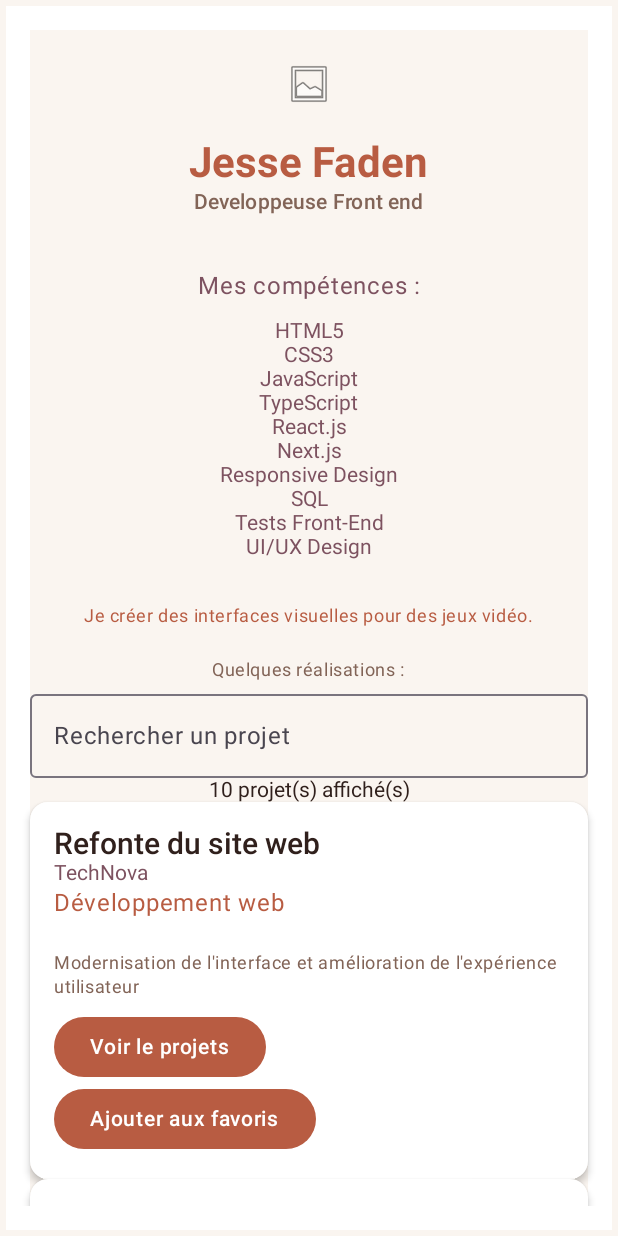
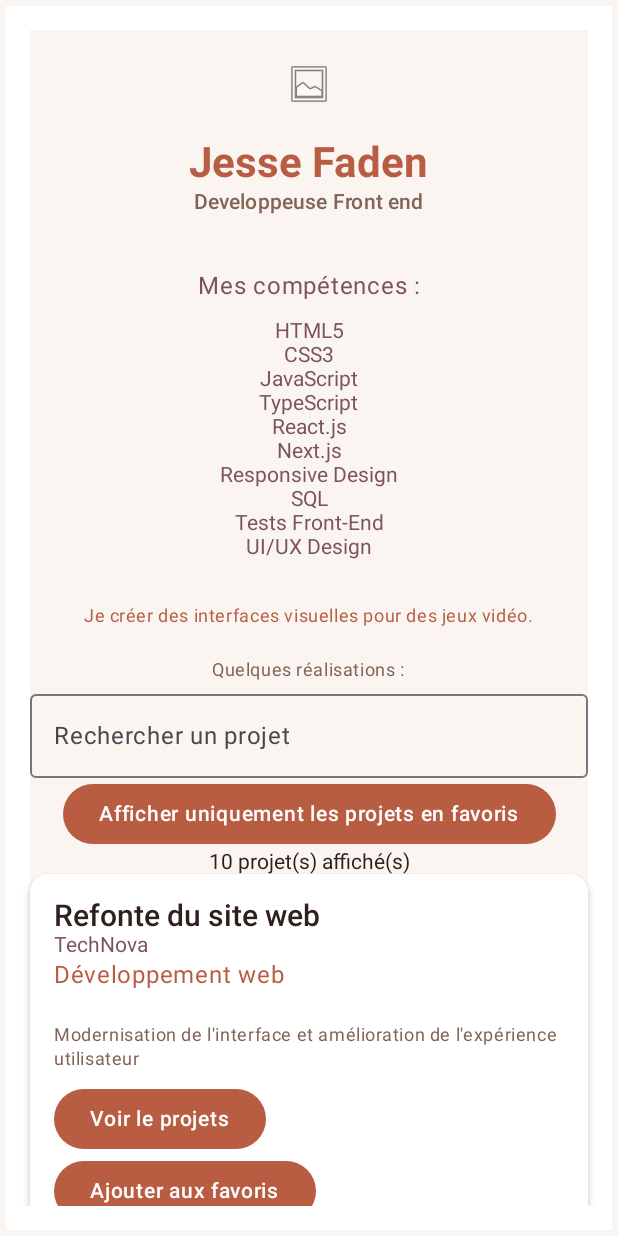
Before and after one commit to Tounde-A/jetpack_compose, an Android app built with Jetpack Compose: the composable ProfileContainer shown on its own in the app's theme, on a phone screen of 412 x 824 dp. Run offline under Robolectric (Android 15) with nearby library versions, the phone set to English and light mode, and no system bars.

Commit message:
ajout de la fonctionnalité : ajouter en favori, dans les composants ProfileViewModel, ProjectCatalogUiState, ProfileCard et ProfileContainer

```diff
--- a/app/src/main/java/com/example/developer_profile/MainActivity.kt
+++ b/app/src/main/java/com/example/developer_profile/MainActivity.kt
@@ -283,6 +283,8 @@ fun ProfileContainer(
         projects = uiState.projects,
         searchQuery = uiState.searchQuery,
         onSearchQueryChange = viewModel::onSearchQueryChange,
+        showOnlyFavorite = uiState.showOnlyFavorite,
+        onToggleFavoriteFilter = viewModel::onToggleFavoriteFilter,
         favoriteProjectIds = uiState.favoriteProjectIds,
         onFavoriteClick = viewModel::onFavoriteClick,
         onProjectClick = onProjectClick,
@@ -298,6 +300,8 @@ fun ProfileCard(
     projects: List<ProjectUi>,
     searchQuery: String,
     onSearchQueryChange: (String) -> Unit,
+    showOnlyFavorite: Boolean,
+    onToggleFavoriteFilter: () -> Unit,
     favoriteProjectIds: List<Int>,
     onFavoriteClick: (Int) -> Unit,
     onProjectClick: (ProjectUi) -> Unit,
@@ -350,6 +354,19 @@ fun ProfileCard(
                     },
                     modifier = Modifier.fillMaxWidth()
                 )
+            }
+            item {
+                Button(
+                    onClick = onToggleFavoriteFilter
+                ) {
+                    Text(
+                        text = if (showOnlyFavorite) {
+                            "Afficher tous les projets"
+                        } else {
+                            "Afficher uniquement les projets en favoris"
+                        }
+                    )
+                }
             }
             item {
                 Text(
```
